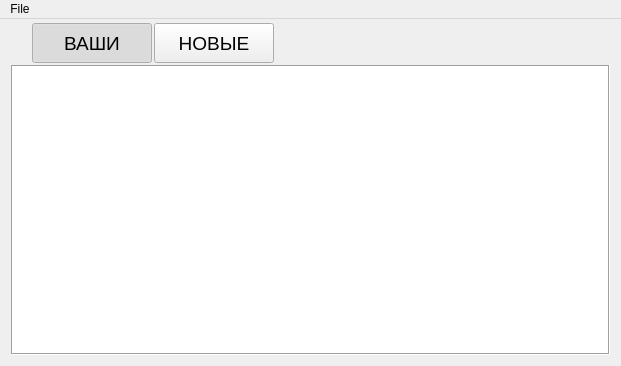
corn-team/CORNpaper, file mainwindow.ui: the form before one commit.
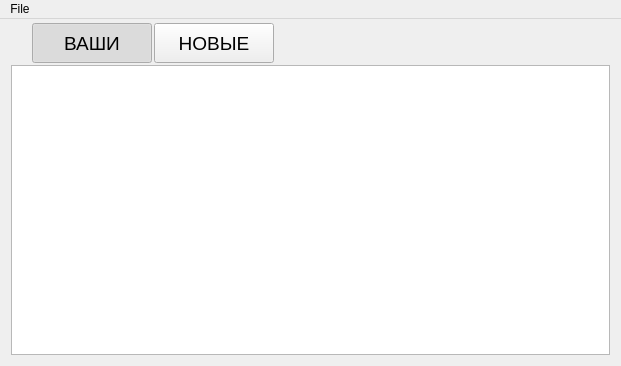
The form after the commit. Custom widgets are drawn as their Qt base class.

```diff
--- a/mainwindow.ui
+++ b/mainwindow.ui
@@ -243,11 +243,21 @@
      </layout>
     </item>
     <item>
+     <layout class="QHBoxLayout" name="main_layout">
+      <item>
      <widget class="QListWidget" name="listWidget_wallpapers">
-      <property name="frameShape">
-       <enum>QFrame::Box</enum>
-      </property>
-     </widget>
+        <property name="sizePolicy">
+         <sizepolicy hsizetype="Minimum" vsizetype="Expanding">
+          <horstretch>0</horstretch>
+          <verstretch>0</verstretch>
+         </sizepolicy>
+        </property>
+       </widget>
+      </item>
+      <item>
+       <layout class="QVBoxLayout" name="preview_layout"/>
+      </item>
+     </layout>
     </item>
    </layout>
   </widget>
```
Lines whose indentation alone changed are shown as unchanged.
